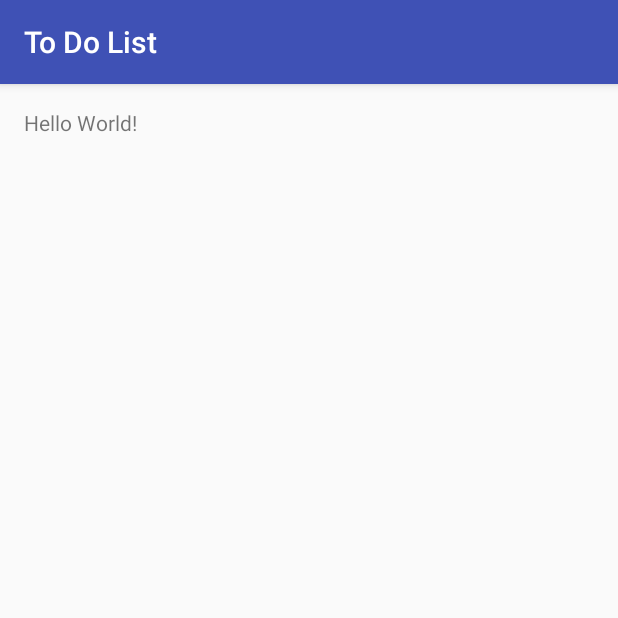
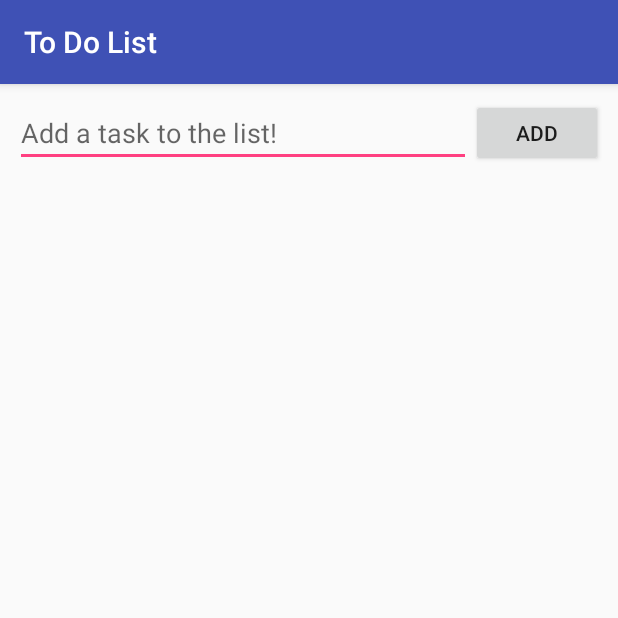
Before and after one commit to sheenanick/to-do-list-app, an Android app: the screen it shows after launch (MainActivity), on a phone screen of 412 x 824 dp, the top half of it. Run offline under Robolectric (Android 15) with nearby library versions, the phone set to English and light mode, and no system bars; our stand-ins replace ButterKnife, Firebase (no records; nobody signed in at launch, a user with empty details on screens opened directly).

Commit message:
setup Firebase and save new Tasks to database

```diff
--- a/app/build.gradle
+++ b/app/build.gradle
@@ -23,4 +23,10 @@ dependencies {
     compile fileTree(dir: 'libs', include: ['*.jar'])
     testCompile 'junit:junit:4.12'
     compile 'com.android.support:appcompat-v7:25.0.1'
+    compile 'com.android.support:recyclerview-v7:25.0.0'
+    compile 'com.jakewharton:butterknife:7.0.1'
+    compile 'com.google.firebase:firebase-database:9.0.2'
+    compile 'com.firebaseui:firebase-ui-database:0.4.1'
 }
+
+apply plugin: 'com.google.gms.google-services'
--- a/app/src/main/AndroidManifest.xml
+++ b/app/src/main/AndroidManifest.xml
@@ -8,7 +8,7 @@
         android:label="@string/app_name"
         android:supportsRtl="true"
         android:theme="@style/AppTheme">
-        <activity android:name=".MainActivity">
+        <activity android:name=".ui.MainActivity">
             <intent-filter>
                 <action android:name="android.intent.action.MAIN" />
 
--- a/app/src/main/java/com/epicodus/todolist/MainActivity.java
+++ /dev/null
@@ -1,13 +0,0 @@
-package com.epicodus.todolist;
-
-import android.support.v7.app.AppCompatActivity;
-import android.os.Bundle;
-
-public class MainActivity extends AppCompatActivity {
-
-    @Override
-    protected void onCreate(Bundle savedInstanceState) {
-        super.onCreate(savedInstanceState);
-        setContentView(R.layout.activity_main);
-    }
-}
--- /dev/null
+++ b/app/src/main/java/com/epicodus/todolist/ui/MainActivity.java
@@ -0,0 +1,43 @@
+package com.epicodus.todolist.ui;
+
+import android.support.v7.app.AppCompatActivity;
+import android.os.Bundle;
+import android.view.View;
+import android.widget.Button;
+import android.widget.EditText;
+
+import com.epicodus.todolist.R;
+import com.epicodus.todolist.models.Task;
+import com.google.firebase.database.DatabaseReference;
+import com.google.firebase.database.FirebaseDatabase;
+
+import butterknife.Bind;
+import butterknife.ButterKnife;
+
+public class MainActivity extends AppCompatActivity implements View.OnClickListener {
+    @Bind(R.id.newTaskEditText) EditText mNewTask;
+    @Bind(R.id.addButton) Button mAddButton;
+
+    @Override
+    protected void onCreate(Bundle savedInstanceState) {
+        super.onCreate(savedInstanceState);
+        setContentView(R.layout.activity_main);
+        ButterKnife.bind(this);
+
+        mAddButton.setOnClickListener(this);
+    }
+
+    @Override
+    public void onClick(View v) {
+        if (v == mAddButton) {
+            String newTask = mNewTask.getText().toString().trim();
+            Task task = new Task(newTask);
+
+            DatabaseReference pushRef = FirebaseDatabase.getInstance().getReference("tasks").push();
+            String pushId = pushRef.getKey();
+            pushRef.setValue(task);
+
+            mNewTask.setText("");
+        }
+    }
+}
--- a/app/src/main/res/layout/activity_main.xml
+++ b/app/src/main/res/layout/activity_main.xml
@@ -3,14 +3,31 @@
     xmlns:tools="http://schemas.android.com/tools"
     android:layout_width="match_parent"
     android:layout_height="match_parent"
-    android:paddingBottom="@dimen/activity_vertical_margin"
-    android:paddingLeft="@dimen/activity_horizontal_margin"
-    android:paddingRight="@dimen/activity_horizontal_margin"
-    android:paddingTop="@dimen/activity_vertical_margin"
-    tools:context="com.epicodus.todolist.MainActivity">
+    android:padding="10dp"
+    tools:context=".ui.MainActivity">
 
-    <TextView
+    <EditText
+        android:id="@+id/newTaskEditText"
         android:layout_width="wrap_content"
         android:layout_height="wrap_content"
-        android:text="Hello World!" />
+        android:layout_toLeftOf="@+id/addButton"
+        android:layout_alignParentLeft="true"
+        android:layout_alignParentStart="true"
+        android:hint="Add a task to the list!"/>
+
+    <Button
+        android:id="@+id/addButton"
+        android:layout_width="wrap_content"
+        android:layout_height="wrap_content"
+        android:layout_alignBottom="@+id/newTaskEditText"
+        android:layout_alignParentRight="true"
+        android:layout_alignParentEnd="true"
+        android:text="Add" />
+
+    <android.support.v7.widget.RecyclerView
+        android:id="@+id/recyclerView"
+        android:layout_width="match_parent"
+        android:layout_height="match_parent"
+        android:layout_below="@+id/newTaskEditText" />
+
 </RelativeLayout>
--- a/build.gradle
+++ b/build.gradle
@@ -6,6 +6,7 @@ buildscript {
     }
     dependencies {
         classpath 'com.android.tools.build:gradle:2.1.0'
+        classpath 'com.google.gms:google-services:3.0.0'
 
         // NOTE: Do not place your application dependencies here; they belong
         // in the individual module build.gradle files
```
Also changed, not shown: app/src/main/java/com/epicodus/todolist/adapters/FirebaseTaskListAdapter.java (added, +7 -0 lines), 1 other file.
